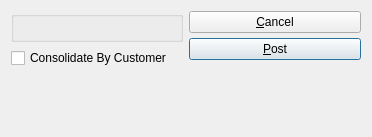
This is xtuple/trunk/guiclient/postBillingSelections.ui in WooodHead/xtuple as Qt 5 draws it before an edit. The edited form follows.
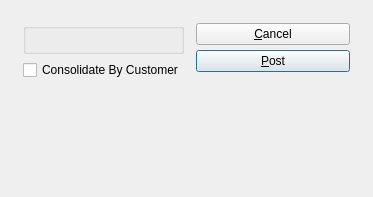
This is the edited form. Custom widgets are drawn as their Qt base class.

```diff
--- a/xtuple/trunk/guiclient/postBillingSelections.ui
+++ b/xtuple/trunk/guiclient/postBillingSelections.ui
@@ -13,15 +13,23 @@
    <rect>
     <x>0</x>
     <y>0</y>
-    <width>372</width>
-    <height>137</height>
+    <width>373</width>
+    <height>197</height>
    </rect>
   </property>
   <property name="windowTitle" >
    <string>Post Billing Selections</string>
   </property>
-  <layout class="QHBoxLayout" >
-   <item>
+  <layout class="QGridLayout" name="gridLayout_2" >
+   <item row="0" column="0" >
+    <layout class="QGridLayout" name="gridLayout" >
+     <property name="margin" >
+      <number>12</number>
+     </property>
+     <property name="spacing" >
+      <number>12</number>
+     </property>
+     <item row="0" column="0" >
     <layout class="QVBoxLayout" >
      <property name="spacing" >
       <number>0</number>
@@ -62,21 +70,12 @@
      </item>
     </layout>
    </item>
-   <item>
+     <item row="0" column="1" >
     <layout class="QVBoxLayout" >
      <property name="spacing" >
       <number>0</number>
      </property>
-     <property name="leftMargin" >
-      <number>0</number>
-     </property>
-     <property name="topMargin" >
-      <number>0</number>
-     </property>
-     <property name="rightMargin" >
-      <number>0</number>
-     </property>
-     <property name="bottomMargin" >
+       <property name="margin" >
       <number>0</number>
      </property>
      <item>
@@ -84,16 +83,7 @@
        <property name="spacing" >
         <number>5</number>
        </property>
-       <property name="leftMargin" >
-        <number>0</number>
-       </property>
-       <property name="topMargin" >
-        <number>0</number>
-       </property>
-       <property name="rightMargin" >
-        <number>0</number>
-       </property>
-       <property name="bottomMargin" >
+         <property name="margin" >
         <number>0</number>
        </property>
        <item>
@@ -134,6 +124,8 @@
     </layout>
    </item>
   </layout>
+   </item>
+  </layout>
  </widget>
  <layoutdefault spacing="6" margin="11" />
  <pixmapfunction>qPixmapFromMimeSource</pixmapfunction>
```
Left out of the diff: 9 changed lines with no effect on the pictures. Lines whose indentation alone changed are shown as unchanged.
